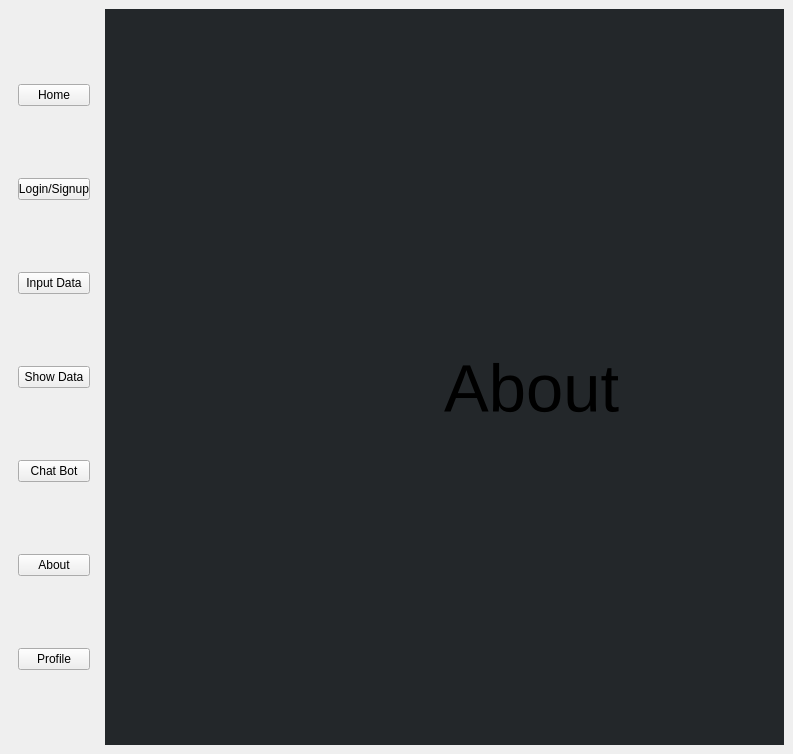
Above: UI/Master.ui from AtlasCJr/pfm before the change. Below: the same form after it.
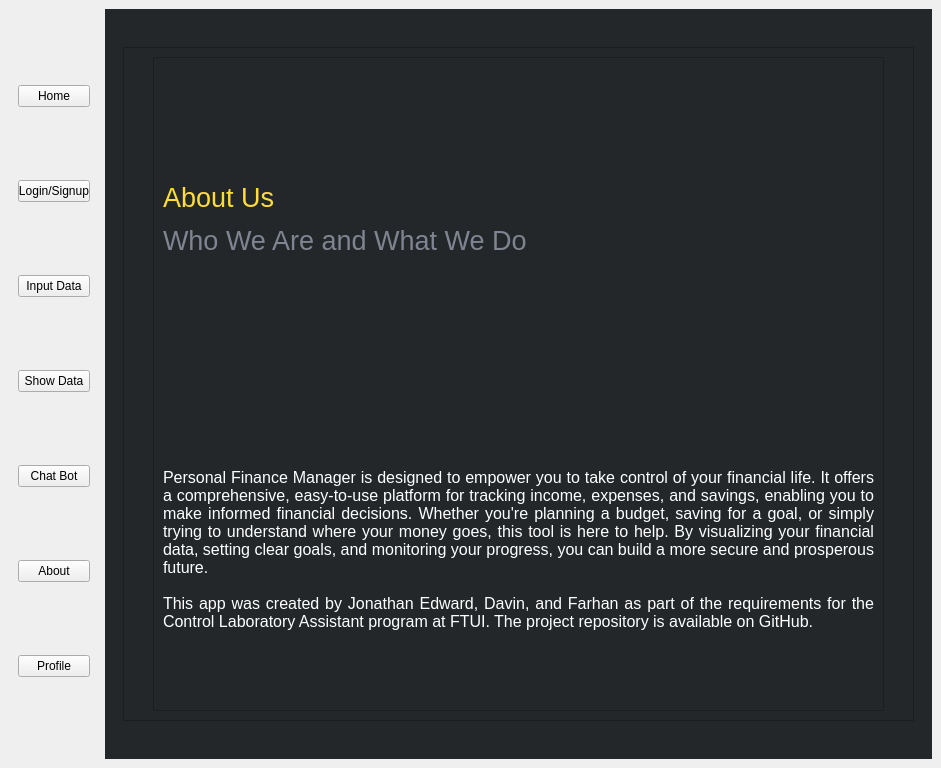
That is the form after the change. The open tabs and pages were chosen to show the change. Icons and pictures are not drawn.

Commit message: Added about page

```diff
--- a/UI/Master.ui
+++ b/UI/Master.ui
@@ -6,8 +6,8 @@
    <rect>
     <x>0</x>
     <y>0</y>
-    <width>793</width>
-    <height>754</height>
+    <width>941</width>
+    <height>768</height>
    </rect>
   </property>
   <property name="windowTitle">
@@ -1176,24 +1176,161 @@
           </widget>
          </widget>
          <widget class="QWidget" name="about">
-          <widget class="QLabel" name="label_7">
-           <property name="geometry">
-            <rect>
-             <x>330</x>
-             <y>260</y>
-             <width>261</width>
-             <height>221</height>
-            </rect>
-           </property>
-           <property name="font">
-            <font>
-             <pointsize>50</pointsize>
-            </font>
-           </property>
-           <property name="text">
-            <string>About</string>
-           </property>
-          </widget>
+          <layout class="QVBoxLayout" name="verticalLayout_6">
+           <item>
+            <spacer name="verticalSpacer">
+             <property name="orientation">
+              <enum>Qt::Vertical</enum>
+             </property>
+             <property name="sizeType">
+              <enum>QSizePolicy::Minimum</enum>
+             </property>
+             <property name="sizeHint" stdset="0">
+              <size>
+               <width>20</width>
+               <height>20</height>
+              </size>
+             </property>
+            </spacer>
+           </item>
+           <item>
+            <widget class="QFrame" name="frame_4">
+             <property name="frameShape">
+              <enum>QFrame::StyledPanel</enum>
+             </property>
+             <property name="frameShadow">
+              <enum>QFrame::Raised</enum>
+             </property>
+             <layout class="QHBoxLayout" name="horizontalLayout_5">
+              <item>
+               <spacer name="horizontalSpacer_3">
+                <property name="orientation">
+                 <enum>Qt::Horizontal</enum>
+                </property>
+                <property name="sizeType">
+                 <enum>QSizePolicy::Minimum</enum>
+                </property>
+                <property name="sizeHint" stdset="0">
+                 <size>
+                  <width>20</width>
+                  <height>20</height>
+                 </size>
+                </property>
+               </spacer>
+              </item>
+              <item>
+               <widget class="QFrame" name="frame_6">
+                <property name="frameShape">
+                 <enum>QFrame::StyledPanel</enum>
+                </property>
+                <property name="frameShadow">
+                 <enum>QFrame::Raised</enum>
+                </property>
+                <layout class="QVBoxLayout" name="verticalLayout_7">
+                 <item>
+                  <widget class="QLabel" name="label_2">
+                   <property name="font">
+                    <font>
+                     <family>Arial</family>
+                     <pointsize>20</pointsize>
+                    </font>
+                   </property>
+                   <property name="styleSheet">
+                    <string notr="true">color: #808390</string>
+                   </property>
+                   <property name="text">
+                    <string>&lt;html&gt;&lt;head/&gt;&lt;body&gt;&lt;p&gt;&lt;span style=&quot; color:#fedd3b;&quot;&gt;About Us&lt;/span&gt;&lt;/p&gt;&lt;p&gt;Who We Are and What We Do&lt;/p&gt;&lt;/body&gt;&lt;/html&gt;</string>
+                   </property>
+                   <property name="margin">
+                    <number>25</number>
+                   </property>
+                  </widget>
+                 </item>
+                 <item>
+                  <spacer name="verticalSpacer_3">
+                   <property name="orientation">
+                    <enum>Qt::Vertical</enum>
+                   </property>
+                   <property name="sizeType">
+                    <enum>QSizePolicy::Minimum</enum>
+                   </property>
+                   <property name="sizeHint" stdset="0">
+                    <size>
+                     <width>20</width>
+                     <height>20</height>
+                    </size>
+                   </property>
+                  </spacer>
+                 </item>
+                 <item>
+                  <widget class="QLabel" name="label_7">
+                   <property name="font">
+                    <font>
+                     <family>Arial</family>
+                     <pointsize>12</pointsize>
+                    </font>
+                   </property>
+                   <property name="styleSheet">
+                    <string notr="true">color: rgb(255, 255, 255);</string>
+                   </property>
+                   <property name="text">
+                    <string>Personal Finance Manager is designed to empower you to take control of your financial life. It offers a comprehensive, easy-to-use platform for tracking income, expenses, and savings, enabling you to make informed financial decisions. Whether you're planning a budget, saving for a goal, or simply trying to understand where your money goes, this tool is here to help. By visualizing your financial data, setting clear goals, and monitoring your progress, you can build a more secure and prosperous future.
+
+This app was created by Jonathan Edward, Davin, and Farhan as part of the requirements for the Control Laboratory Assistant program at FTUI. The project repository is available on GitHub.</string>
+                   </property>
+                   <property name="alignment">
+                    <set>Qt::AlignJustify|Qt::AlignVCenter</set>
+                   </property>
+                   <property name="wordWrap">
+                    <bool>true</bool>
+                   </property>
+                   <property name="margin">
+                    <number>50</number>
+                   </property>
+                   <property name="indent">
+                    <number>-1</number>
+                   </property>
+                  </widget>
+                 </item>
+                </layout>
+               </widget>
+              </item>
+              <item>
+               <spacer name="horizontalSpacer_4">
+                <property name="orientation">
+                 <enum>Qt::Horizontal</enum>
+                </property>
+                <property name="sizeType">
+                 <enum>QSizePolicy::Minimum</enum>
+                </property>
+                <property name="sizeHint" stdset="0">
+                 <size>
+                  <width>20</width>
+                  <height>20</height>
+                 </size>
+                </property>
+               </spacer>
+              </item>
+             </layout>
+            </widget>
+           </item>
+           <item>
+            <spacer name="verticalSpacer_2">
+             <property name="orientation">
+              <enum>Qt::Vertical</enum>
+             </property>
+             <property name="sizeType">
+              <enum>QSizePolicy::Minimum</enum>
+             </property>
+             <property name="sizeHint" stdset="0">
+              <size>
+               <width>20</width>
+               <height>20</height>
+              </size>
+             </property>
+            </spacer>
+           </item>
+          </layout>
          </widget>
         </widget>
        </item>
```
Left out of the diff: 12 changed lines with no effect on the pictures. The commit also changes 2 other files.
